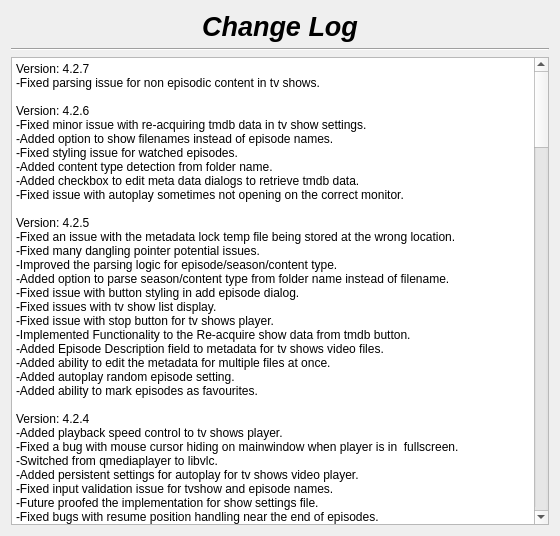
First picture: the form in changelog.ui, repository therealMaPMaKeR/MMDiary, before the edit.
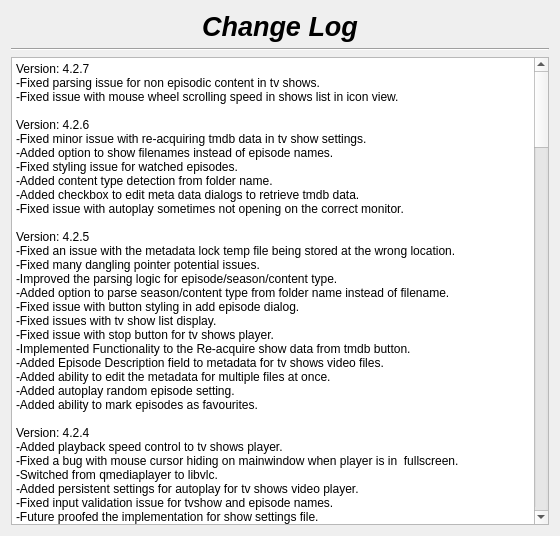
Second picture: the form after the edit.

Commit message:
fixed issue with scrolling speed in list widget
in icon view for tv shows list

Diff of the .ui file:
```diff
--- a/changelog.ui
+++ b/changelog.ui
@@ -55,7 +55,7 @@
 li.unchecked::marker { content: &quot;\2610&quot;; }
 li.checked::marker { content: &quot;\2612&quot;; }
 &lt;/style&gt;&lt;/head&gt;&lt;body style=&quot; font-family:'Segoe UI'; font-size:9pt; font-weight:400; font-style:normal;&quot;&gt;
-&lt;p style=&quot; margin-top:0px; margin-bottom:0px; margin-left:0px; margin-right:0px; -qt-block-indent:0; text-indent:0px;&quot;&gt;Version: 4.2.7&lt;br /&gt;-Fixed parsing issue for non episodic content in tv shows.&lt;br /&gt;&lt;br /&gt;Version: 4.2.6&lt;br /&gt;-Fixed minor issue with re-acquiring tmdb data in tv show settings.&lt;/p&gt;
+&lt;p style=&quot; margin-top:0px; margin-bottom:0px; margin-left:0px; margin-right:0px; -qt-block-indent:0; text-indent:0px;&quot;&gt;Version: 4.2.7&lt;br /&gt;-Fixed parsing issue for non episodic content in tv shows.&lt;br /&gt;-Fixed issue with mouse wheel scrolling speed in shows list in icon view.&lt;br /&gt;&lt;br /&gt;Version: 4.2.6&lt;br /&gt;-Fixed minor issue with re-acquiring tmdb data in tv show settings.&lt;/p&gt;
 &lt;p style=&quot; margin-top:0px; margin-bottom:0px; margin-left:0px; margin-right:0px; -qt-block-indent:0; text-indent:0px;&quot;&gt;-Added option to show filenames instead of episode names.&lt;br /&gt;-Fixed styling issue for watched episodes.&lt;/p&gt;
 &lt;p style=&quot; margin-top:0px; margin-bottom:0px; margin-left:0px; margin-right:0px; -qt-block-indent:0; text-indent:0px;&quot;&gt;-Added content type detection from folder name.&lt;br /&gt;-Added checkbox to edit meta data dialogs to retrieve tmdb data.&lt;br /&gt;-Fixed issue with autoplay sometimes not opening on the correct monitor.&lt;br /&gt;&lt;br /&gt;Version: 4.2.5&lt;br /&gt;-Fixed an issue with the metadata lock temp file being stored at the wrong location.&lt;br /&gt;-Fixed many dangling pointer potential issues.&lt;/p&gt;
 &lt;p style=&quot; margin-top:0px; margin-bottom:0px; margin-left:0px; margin-right:0px; -qt-block-indent:0; text-indent:0px;&quot;&gt;-Improved the parsing logic for episode/season/content type.&lt;br /&gt;-Added option to parse season/content type from folder name instead of filename.&lt;br /&gt;-Fixed issue with button styling in add episode dialog.&lt;/p&gt;
```
The commit also changes 6 other files.
